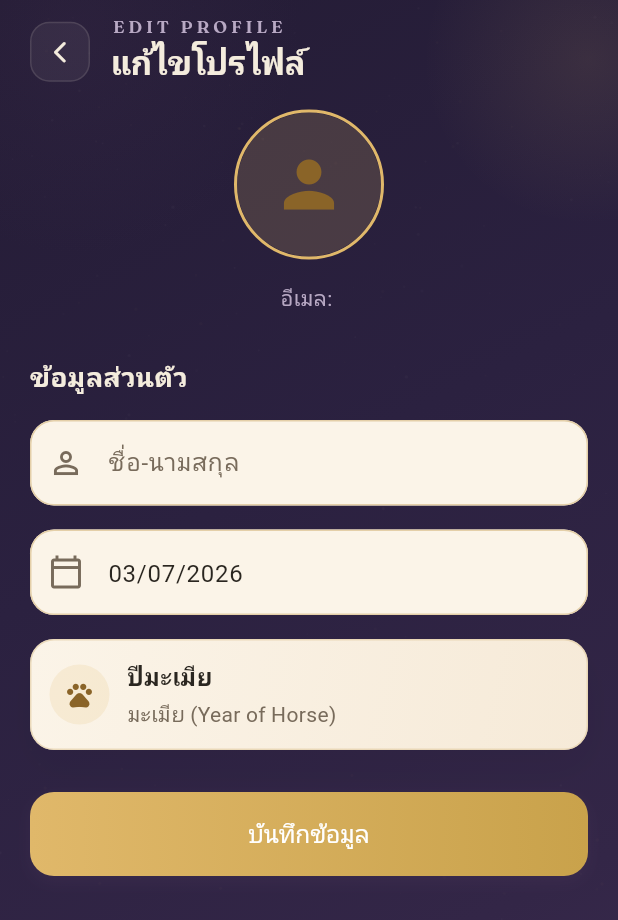
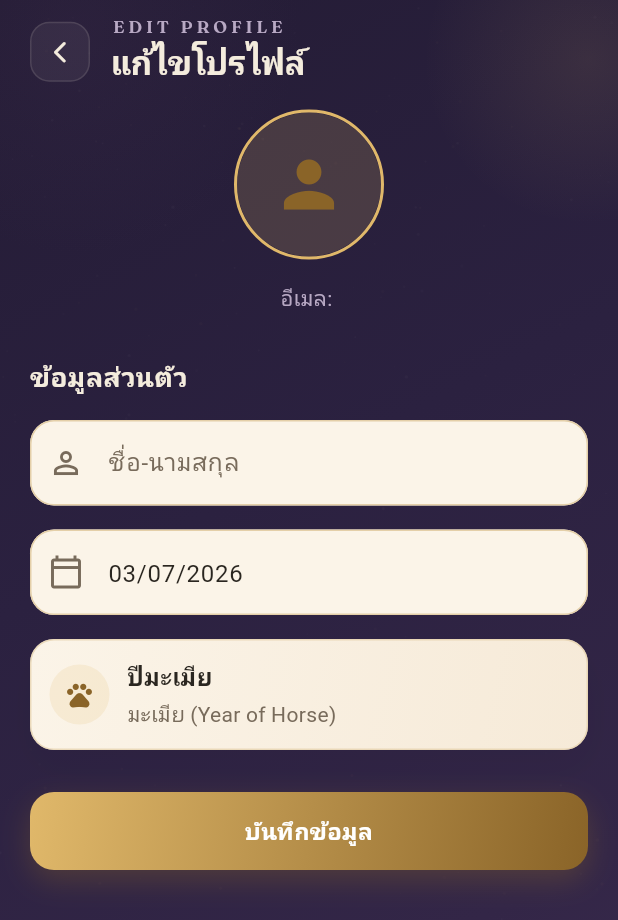
Before and after one commit to PanapatWonganan/horora-app, a Flutter app: the EditProfileScreen screen opened by its route, on a phone screen of 412 x 824 dp. Shown: the top 920 px of the screen. Run offline on Flutter 3.47's test engine with Material 3 defaults, Android fonts, the phone set to English and light mode, and no system bars; our stand-ins replace app_links, connectivity_plus, firebase_core, flutter_dotenv, flutter_riverpod, flutter_svg and 10 more; missing offline and left inert: onesignal_flutter; accounts and stored records are empty; network calls fail; Roboto replaces fonts that are missing (Kanit); project files that could hold a hidden picture were left out.

Commit message:
chore(ui): final design sweep — drop dead cosmic bg, converge gold buttons, dialog radius, cleanups
Co-Authored-By: Claude Fable 5 <noreply@anthropic.com>

```diff
--- a/lib/features/profile/edit_profile_screen.dart
+++ b/lib/features/profile/edit_profile_screen.dart
@@ -5,7 +5,6 @@ import '../../core/theme/theme.dart';
 import '../../core/theme/sacred_ui.dart';
 import '../../core/services/auth_service.dart';
 import '../../core/services/thai_zodiac_service.dart';
-import '../shared/widgets/gradient_button.dart';
 import '../auth/widgets/auth_text_field.dart';
 
 class EditProfileScreen extends StatefulWidget {
@@ -62,15 +61,18 @@ class _EditProfileScreenState extends State<EditProfileScreen> {
 
         // ดึงวันเกิดและคำนวณปีนักษัตร
         if (currentUser.birthDate != null) {
-          _userData['birth_date'] = currentUser.birthDate!.toIso8601String().split('T')[0];
+          _userData['birth_date'] =
+              currentUser.birthDate!.toIso8601String().split('T')[0];
 
           // คำนวณปีนักษัตรจากวันเกิด
-          final thaiZodiac = ThaiZodiacService.getThaiZodiacFromDate(currentUser.birthDate!);
+          final thaiZodiac =
+              ThaiZodiacService.getThaiZodiacFromDate(currentUser.birthDate!);
           _userData['thai_animal'] = thaiZodiac.animalName;
           _userData['thai_year_name'] = thaiZodiac.thaiName;
         } else if (currentUser.thaiAnimal != null) {
           _userData['thai_animal'] = currentUser.thaiAnimal;
-          _userData['thai_year_name'] = currentUser.thaiYearName ?? 'ปี${currentUser.thaiAnimal}';
+          _userData['thai_year_name'] =
+              currentUser.thaiYearName ?? 'ปี${currentUser.thaiAnimal}';
         }
       }
 
@@ -92,16 +94,17 @@ class _EditProfileScreenState extends State<EditProfileScreen> {
       // ตั้งค่าข้อมูลใน controllers
       _nameController.text = _userData['full_name'] ?? '';
 
-      if (_userData['birth_date'] != null && _userData['birth_date'].isNotEmpty) {
+      if (_userData['birth_date'] != null &&
+          _userData['birth_date'].isNotEmpty) {
         try {
           _selectedDate = DateTime.parse(_userData['birth_date']);
-          _birthDateController.text = DateFormat('dd/MM/yyyy').format(_selectedDate!);
+          _birthDateController.text =
+              DateFormat('dd/MM/yyyy').format(_selectedDate!);
           _thaiZodiac = ThaiZodiacService.getThaiZodiacFromDate(_selectedDate!);
         } catch (e) {
           debugPrint('Error parsing birth date: $e');
         }
       }
-
     } catch (e) {
       debugPrint('Error in _loadUserProfile: $e');
     } finally {
@@ -127,7 +130,9 @@ class _EditProfileScreenState extends State<EditProfileScreen> {
               onPrimary: Colors.white,
               surface: AppColors.lightSurface,
               onSurface: AppColors.deepText,
-            ), dialogTheme: const DialogThemeData(backgroundColor: AppColors.lightSurface),
+            ),
+            dialogTheme:
+                const DialogThemeData(backgroundColor: AppColors.lightSurface),
           ),
           child: child!,
         );
@@ -261,11 +266,13 @@ class _EditProfileScreenState extends State<EditProfileScreen> {
               child: CircleAvatar(
                 radius: 50,
                 backgroundColor: AppColors.candleGold.withValues(alpha: 0.18),
-                child: _userData['profile_image_url'] != null && _userData['profile_image_url'].isNotEmpty
+                child: _userData['profile_image_url'] != null &&
+                        _userData['profile_image_url'].isNotEmpty
                     ? Image.network(
                         _userData['profile_image_url'],
                         fit: BoxFit.cover,
-                      errorBuilder: (context, error, stackTrace) => const Icon(
+                        errorBuilder: (context, error, stackTrace) =>
+                            const Icon(
                           Icons.person,
                           size: 50,
                           color: AppColors.deepGoldBrown,
@@ -381,15 +388,10 @@ class _EditProfileScreenState extends State<EditProfileScreen> {
   }
 
   Widget _buildSaveButton() {
-    return GradientButton(
-      text: 'บันทึกข้อมูล',
-      onPressed: _saveProfile,
-      gradient: const LinearGradient(
-        colors: AppColors.goldGradient,
-        begin: Alignment.centerLeft,
-        end: Alignment.centerRight,
-      ),
-      width: double.infinity,
+    return SacredPrimaryButton(
+      label: 'บันทึกข้อมูล',
+      onTap: _saveProfile,
+      filled: true,
       isLoading: _isSaving,
     );
   }
--- a/lib/features/report/report_dialog.dart
+++ b/lib/features/report/report_dialog.dart
@@ -94,9 +94,6 @@ class _ReportContentDialogState extends ConsumerState<ReportContentDialog> {
   Widget build(BuildContext context) {
     return AlertDialog(
       backgroundColor: AppColors.lightSurface,
-      shape: RoundedRectangleBorder(
-        borderRadius: BorderRadius.circular(20),
-      ),
       title: Row(
         children: [
           const Icon(Icons.flag, color: AppColors.error),
--- a/lib/features/shared/widgets/gradient_button.dart
+++ b/lib/features/shared/widgets/gradient_button.dart
@@ -3,86 +3,13 @@ import 'package:google_fonts/google_fonts.dart';
 
 import '../../../core/theme/theme.dart';
 
-class GradientButton extends StatelessWidget {
-  final String text;
-  final VoidCallback onPressed;
-  final Gradient gradient;
-  final double width;
-  final double height;
-  final double borderRadius;
-  final Widget? icon;
-  final bool isLoading;
-
-  const GradientButton({
-    Key? key,
-    required this.text,
-    required this.onPressed,
-    required this.gradient,
-    this.width = double.infinity,
-    this.height = 56.0,
-    this.borderRadius = 16.0,
-    this.icon,
-    this.isLoading = false,
-  }) : super(key: key);
-
-  @override
-  Widget build(BuildContext context) {
-    return Container(
-      width: width,
-      height: height,
-      decoration: BoxDecoration(
-        gradient: gradient,
-        borderRadius: BorderRadius.circular(borderRadius),
-        boxShadow: [
-          BoxShadow(
-            color: AppColors.primary.withValues(alpha: 0.3),
-            blurRadius: 8,
-            offset: const Offset(0, 4),
-          ),
-        ],
-      ),
-      child: ElevatedButton(
-        onPressed: isLoading ? null : onPressed,
-        style: ElevatedButton.styleFrom(
-          backgroundColor: Colors.transparent,
-          shadowColor: Colors.transparent,
-          shape: RoundedRectangleBorder(
-            borderRadius: BorderRadius.circular(borderRadius),
-          ),
-          padding: const EdgeInsets.symmetric(vertical: 12),
-        ),
-        child: isLoading
-            ? const SizedBox(
-                width: 24,
-                height: 24,
-                child: CircularProgressIndicator(
-                  color: Colors.white,
-                  strokeWidth: 2,
-                ),
-              )
-            : Row(
-                mainAxisSize: MainAxisSize.min,
-                mainAxisAlignment: MainAxisAlignment.center,
-                children: [
-                  if (icon != null) ...[
-                    icon!,
-                    const SizedBox(width: 8),
-                  ],
-                  Text(
-                    text,
-                    style: GoogleFonts.kanit(
-                      color: Colors.white,
-                      fontSize: 16,
-                      fontWeight: FontWeight.w500,
-                    ),
-                  ),
-                ],
-              ),
-      ),
-    );
-  }
-}
-
+/// [OutlinedGradientButton] is the last survivor of the pre-"Sacred UI" gold
+/// gradient button family. Every filled/solid gradient CTA has converged onto
+/// `SacredPrimaryButton` (see `core/theme/sacred_ui.dart`) — the plain
+/// `GradientButton` class was deleted once its last call site migrated.
+/// `OutlinedGradientButton` remains because it still backs the destructive
+/// "logout" action in profile + settings, which intentionally uses an
+/// outlined red gradient rather than the gold Sacred primary style.
 class OutlinedGradientButton extends StatelessWidget {
   final String text;
   final VoidCallback onPressed;
```
Also changed, not shown: lib/features/history/chat_history_screen.dart (+10 -12 lines), lib/features/history/horoscope_history_screen.dart (+12 -19 lines), lib/features/merit/screens/weekly_schedule_screen.dart (+7 -4 lines), lib/features/profile/profile_screen.dart (+36 -90 lines), lib/features/settings/language_screen.dart (+6 -11 lines), lib/features/settings/notifications_screen.dart (+9 -12 lines), lib/features/shared/widgets/cosmic_background.dart (deleted, +0 -173 lines), pubspec.yaml (+1 -18 lines), assets/fonts/Kanit-Bold.ttf (deleted), assets/fonts/Kanit-Light.ttf (deleted), assets/fonts/Kanit-Medium.ttf (deleted), assets/fonts/Kanit-Regular.ttf (deleted). Lines whose indentation alone changed are shown as unchanged.
